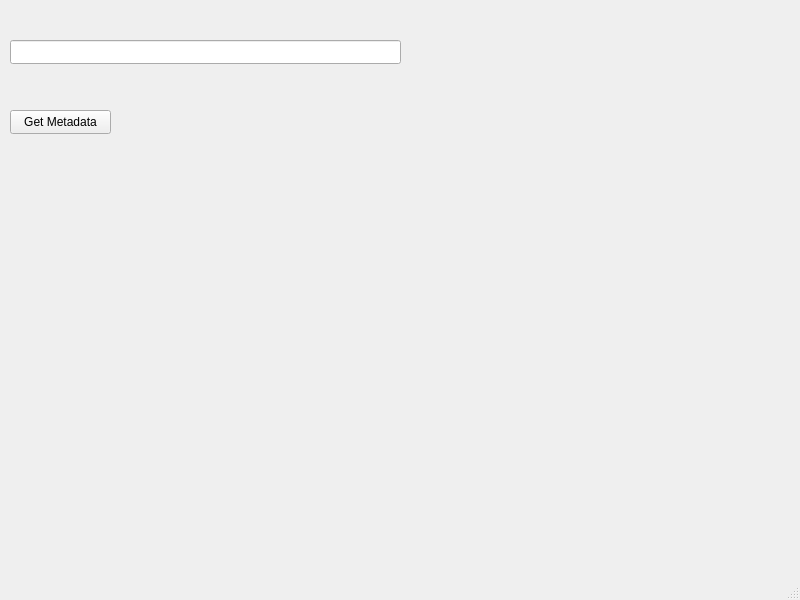
Before: the Qt Designer form mainwindow.ui in dylondark/RazorTag, drawn with Qt 5.
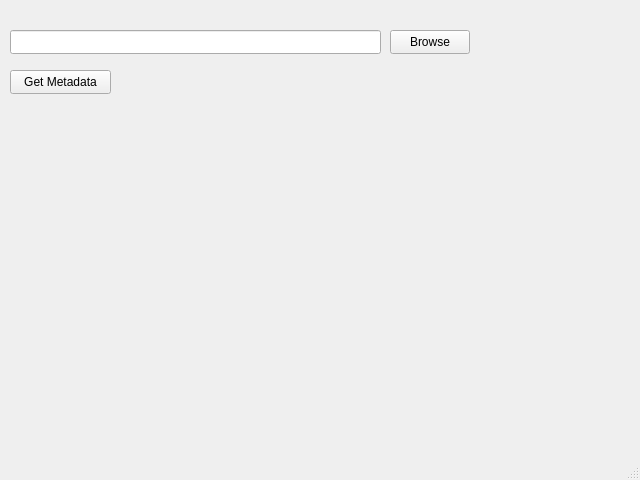
After: the same form once the commit is applied.

Commit message: Lock size of window to 640x480

Diff of the .ui file:
```diff
--- a/mainwindow.ui
+++ b/mainwindow.ui
@@ -6,10 +6,28 @@
    <rect>
     <x>0</x>
     <y>0</y>
-    <width>800</width>
-    <height>600</height>
+    <width>640</width>
+    <height>480</height>
    </rect>
   </property>
+  <property name="sizePolicy">
+   <sizepolicy hsizetype="Fixed" vsizetype="Fixed">
+    <horstretch>0</horstretch>
+    <verstretch>0</verstretch>
+   </sizepolicy>
+  </property>
+  <property name="minimumSize">
+   <size>
+    <width>640</width>
+    <height>480</height>
+   </size>
+  </property>
+  <property name="maximumSize">
+   <size>
+    <width>640</width>
+    <height>480</height>
+   </size>
+  </property>
   <property name="windowTitle">
    <string>MainWindow</string>
   </property>
@@ -18,7 +36,7 @@
     <property name="geometry">
      <rect>
       <x>10</x>
-      <y>110</y>
+      <y>70</y>
       <width>101</width>
       <height>24</height>
      </rect>
@@ -31,10 +49,29 @@
     <property name="geometry">
      <rect>
       <x>10</x>
-      <y>40</y>
-      <width>391</width>
+      <y>30</y>
+      <width>371</width>
       <height>24</height>
      </rect>
+    </property>
+    <property name="sizePolicy">
+     <sizepolicy hsizetype="Fixed" vsizetype="Fixed">
+      <horstretch>0</horstretch>
+      <verstretch>0</verstretch>
+     </sizepolicy>
+    </property>
+   </widget>
+   <widget class="QPushButton" name="pushButton">
+    <property name="geometry">
+     <rect>
+      <x>390</x>
+      <y>30</y>
+      <width>80</width>
+      <height>24</height>
+     </rect>
+    </property>
+    <property name="text">
+     <string>Browse</string>
     </property>
    </widget>
   </widget>
```
Left out of the diff: 2 changed lines with no effect on the pictures.
